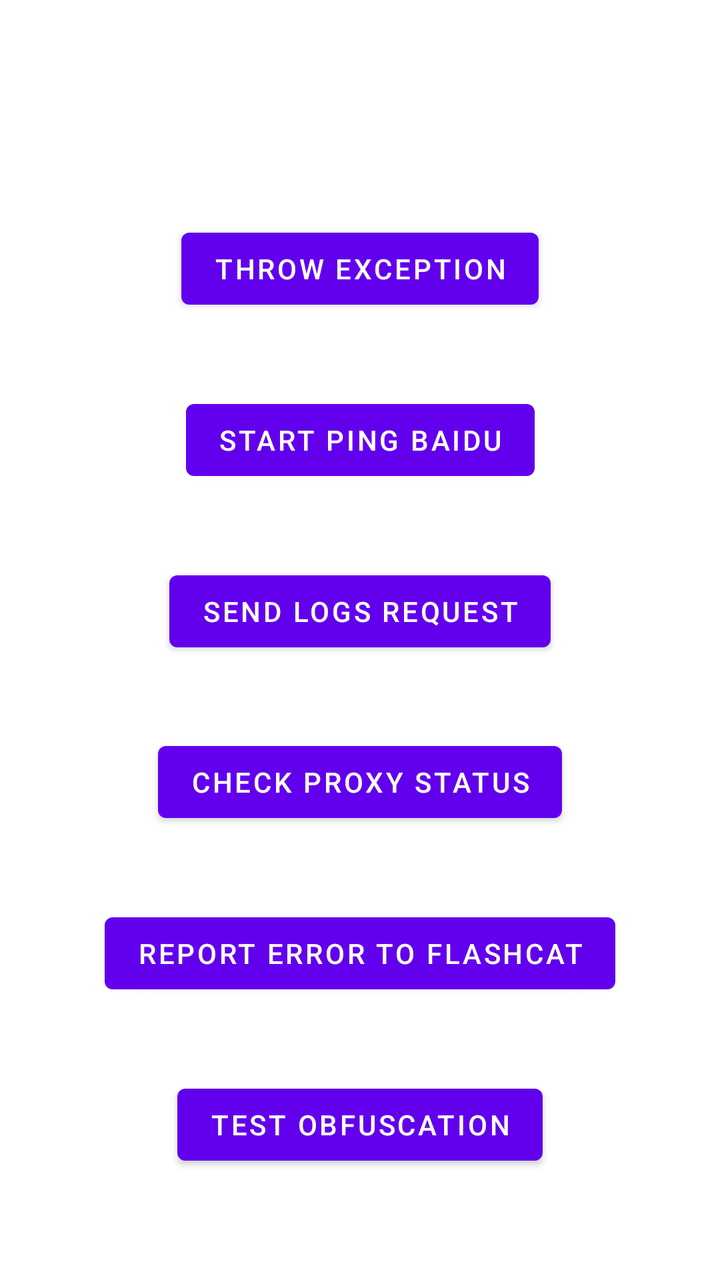
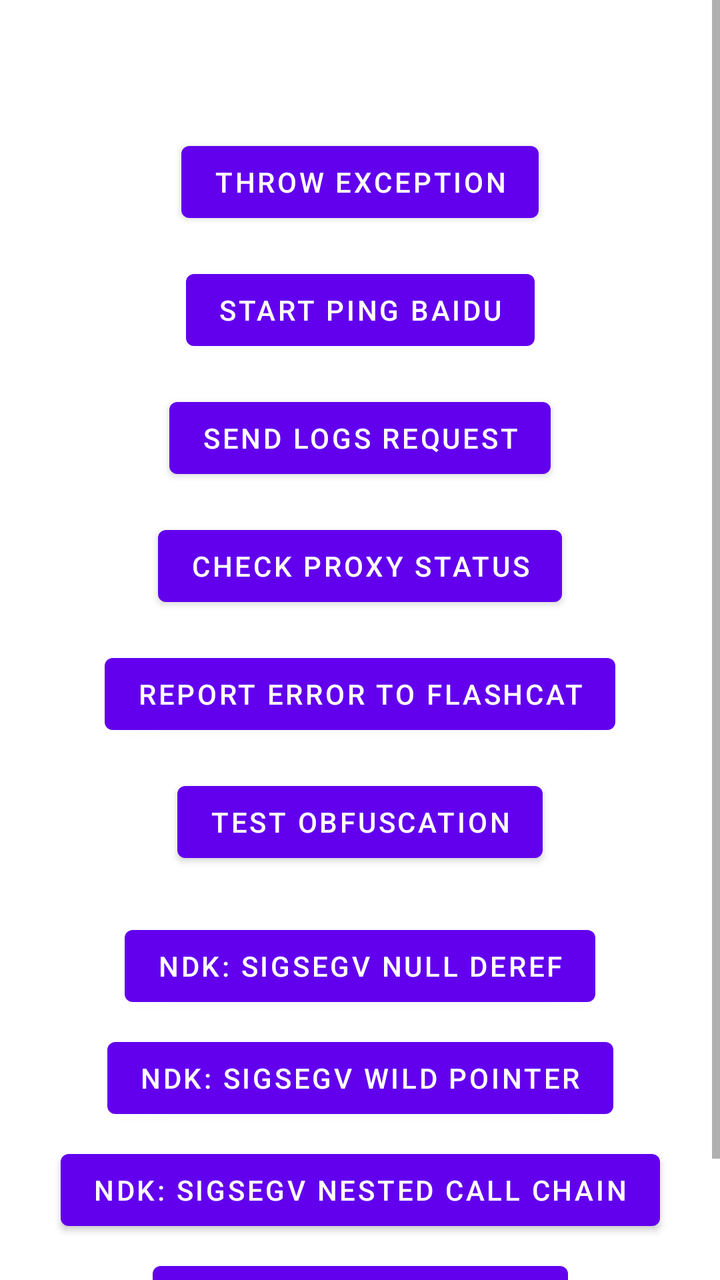

Before-and-after screenshots of an Android layout around one commit, followed by the original layout XML and the change that was made.
<!-- AndroidManifest.xml: application theme Theme.Fcsdktest -->
<!-- res/layout/fragment_reflow.xml -->
<?xml version="1.0" encoding="utf-8"?>
<androidx.constraintlayout.widget.ConstraintLayout xmlns:android="http://schemas.android.com/apk/res/android"
    xmlns:app="http://schemas.android.com/apk/res-auto"
    xmlns:tools="http://schemas.android.com/tools"
    android:layout_width="match_parent"
    android:layout_height="match_parent"
    tools:context=".ui.reflow.ReflowFragment">

    <TextView
        android:id="@+id/text_reflow"
        android:layout_width="match_parent"
        android:layout_height="wrap_content"
        android:layout_marginStart="8dp"
        android:layout_marginTop="8dp"
        android:layout_marginEnd="8dp"
        android:textAlignment="center"
        android:textSize="20sp"
        app:layout_constraintBottom_toTopOf="@+id/btn_throw_exception"
        app:layout_constraintEnd_toEndOf="parent"
        app:layout_constraintStart_toStartOf="parent"
        app:layout_constraintTop_toTopOf="parent" />

    <Button
        android:id="@+id/btn_throw_exception"
        android:layout_width="wrap_content"
        android:layout_height="wrap_content"
        android:layout_marginTop="32dp"
        android:text="Throw Exception"
        app:layout_constraintBottom_toTopOf="@+id/btn_ping_baidu"
        app:layout_constraintEnd_toEndOf="parent"
        app:layout_constraintStart_toStartOf="parent"
        app:layout_constraintTop_toBottomOf="@+id/text_reflow" />

    <Button
        android:id="@+id/btn_ping_baidu"
        android:layout_width="wrap_content"
        android:layout_height="wrap_content"
        android:layout_marginTop="16dp"
        android:text="Start Ping Baidu"
        app:layout_constraintBottom_toTopOf="@+id/btn_send_logs"
        app:layout_constraintEnd_toEndOf="parent"
        app:layout_constraintStart_toStartOf="parent"
        app:layout_constraintTop_toBottomOf="@+id/btn_throw_exception" />

    <Button
        android:id="@+id/btn_send_logs"
        android:layout_width="wrap_content"
        android:layout_height="wrap_content"
        android:layout_marginTop="16dp"
        android:text="Send Logs Request"
        app:layout_constraintBottom_toTopOf="@+id/btn_check_proxy"
        app:layout_constraintEnd_toEndOf="parent"
        app:layout_constraintStart_toStartOf="parent"
        app:layout_constraintTop_toBottomOf="@+id/btn_ping_baidu" />

    <Button
        android:id="@+id/btn_check_proxy"
        android:layout_width="wrap_content"
        android:layout_height="wrap_content"
        android:layout_marginTop="16dp"
        android:text="Check Proxy Status"
        app:layout_constraintBottom_toTopOf="@+id/btn_report_error"
        app:layout_constraintEnd_toEndOf="parent"
        app:layout_constraintStart_toStartOf="parent"
        app:layout_constraintTop_toBottomOf="@+id/btn_send_logs" />

    <Button
        android:id="@+id/btn_report_error"
        android:layout_width="wrap_content"
        android:layout_height="wrap_content"
        android:layout_marginTop="16dp"
        android:text="Report Error to FlashCat"
        app:layout_constraintBottom_toTopOf="@+id/btn_test_obfuscation"
        app:layout_constraintEnd_toEndOf="parent"
        app:layout_constraintStart_toStartOf="parent"
        app:layout_constraintTop_toBottomOf="@+id/btn_check_proxy" />

    <Button
        android:id="@+id/btn_test_obfuscation"
        android:layout_width="wrap_content"
        android:layout_height="wrap_content"
        android:layout_marginTop="16dp"
        android:layout_marginBottom="32dp"
        android:text="Test Obfuscation"
        app:layout_constraintBottom_toBottomOf="parent"
        app:layout_constraintEnd_toEndOf="parent"
        app:layout_constraintStart_toStartOf="parent"
        app:layout_constraintTop_toBottomOf="@+id/btn_report_error" />
</androidx.constraintlayout.widget.ConstraintLayout>
<!-- resources referenced by this layout -->
<resources>
  <style name="Theme.Fcsdktest" parent="Theme.MaterialComponents.DayNight.DarkActionBar">
          
          <item name="colorPrimary">@color/purple_500</item>
          <item name="colorPrimaryVariant">@color/purple_700</item>
          <item name="colorOnPrimary">@color/white</item>
          
          <item name="colorSecondary">@color/teal_200</item>
          <item name="colorSecondaryVariant">@color/teal_700</item>
          <item name="colorOnSecondary">@color/black</item>
          
          <item name="android:statusBarColor">?attr/colorPrimaryVariant</item>
          
      </style>
  <color name="purple_500">#FF6200EE</color>
  <color name="purple_700">#FF3700B3</color>
  <color name="white">#FFFFFFFF</color>
  <color name="teal_200">#FF03DAC5</color>
  <color name="teal_700">#FF018786</color>
  <color name="black">#FF000000</color>
</resources>

<!-- the commit's change to res/layout/fragment_reflow.xml (unified diff, before → after) -->
@@ -1,89 +1,129 @@
 <?xml version="1.0" encoding="utf-8"?>
-<androidx.constraintlayout.widget.ConstraintLayout xmlns:android="http://schemas.android.com/apk/res/android"
+<ScrollView xmlns:android="http://schemas.android.com/apk/res/android"
     xmlns:app="http://schemas.android.com/apk/res-auto"
     xmlns:tools="http://schemas.android.com/tools"
     android:layout_width="match_parent"
     android:layout_height="match_parent"
-    tools:context=".ui.reflow.ReflowFragment">
+    android:fillViewport="true">
 
-    <TextView
-        android:id="@+id/text_reflow"
+    <androidx.constraintlayout.widget.ConstraintLayout
         android:layout_width="match_parent"
         android:layout_height="wrap_content"
-        android:layout_marginStart="8dp"
-        android:layout_marginTop="8dp"
-        android:layout_marginEnd="8dp"
-        android:textAlignment="center"
-        android:textSize="20sp"
-        app:layout_constraintBottom_toTopOf="@+id/btn_throw_exception"
-        app:layout_constraintEnd_toEndOf="parent"
-        app:layout_constraintStart_toStartOf="parent"
-        app:layout_constraintTop_toTopOf="parent" />
+        tools:context=".ui.reflow.ReflowFragment">
 
-    <Button
-        android:id="@+id/btn_throw_exception"
-        android:layout_width="wrap_content"
-        android:layout_height="wrap_content"
-        android:layout_marginTop="32dp"
-        android:text="Throw Exception"
-        app:layout_constraintBottom_toTopOf="@+id/btn_ping_baidu"
-        app:layout_constraintEnd_toEndOf="parent"
-        app:layout_constraintStart_toStartOf="parent"
-        app:layout_constraintTop_toBottomOf="@+id/text_reflow" />
+        <TextView
+            android:id="@+id/text_reflow"
+            android:layout_width="match_parent"
+            android:layout_height="wrap_content"
+            android:layout_marginStart="8dp"
+            android:layout_marginTop="8dp"
+            android:layout_marginEnd="8dp"
+            android:textAlignment="center"
+            android:textSize="20sp"
+            app:layout_constraintEnd_toEndOf="parent"
+            app:layout_constraintStart_toStartOf="parent"
+            app:layout_constraintTop_toTopOf="parent" />
 
-    <Button
-        android:id="@+id/btn_ping_baidu"
-        android:layout_width="wrap_content"
-        android:layout_height="wrap_content"
-        android:layout_marginTop="16dp"
-        android:text="Start Ping Baidu"
-        app:layout_constraintBottom_toTopOf="@+id/btn_send_logs"
-        app:layout_constraintEnd_toEndOf="parent"
-        app:layout_constraintStart_toStartOf="parent"
-        app:layout_constraintTop_toBottomOf="@+id/btn_throw_exception" />
+        <Button
+            android:id="@+id/btn_throw_exception"
+            android:layout_width="wrap_content"
+            android:layout_height="wrap_content"
+            android:layout_marginTop="32dp"
+            android:text="Throw Exception"
+            app:layout_constraintEnd_toEndOf="parent"
+            app:layout_constraintStart_toStartOf="parent"
+            app:layout_constraintTop_toBottomOf="@+id/text_reflow" />
 
-    <Button
-        android:id="@+id/btn_send_logs"
-        android:layout_width="wrap_content"
-        android:layout_height="wrap_content"
-        android:layout_marginTop="16dp"
-        android:text="Send Logs Request"
-        app:layout_constraintBottom_toTopOf="@+id/btn_check_proxy"
-        app:layout_constraintEnd_toEndOf="parent"
-        app:layout_constraintStart_toStartOf="parent"
-        app:layout_constraintTop_toBottomOf="@+id/btn_ping_baidu" />
+        <Button
+            android:id="@+id/btn_ping_baidu"
+            android:layout_width="wrap_content"
+            android:layout_height="wrap_content"
+            android:layout_marginTop="16dp"
+            android:text="Start Ping Baidu"
+            app:layout_constraintEnd_toEndOf="parent"
+            app:layout_constraintStart_toStartOf="parent"
+            app:layout_constraintTop_toBottomOf="@+id/btn_throw_exception" />
 
-    <Button
-        android:id="@+id/btn_check_proxy"
-        android:layout_width="wrap_content"
-        android:layout_height="wrap_content"
-        android:layout_marginTop="16dp"
-        android:text="Check Proxy Status"
-        app:layout_constraintBottom_toTopOf="@+id/btn_report_error"
-        app:layout_constraintEnd_toEndOf="parent"
-        app:layout_constraintStart_toStartOf="parent"
-        app:layout_constraintTop_toBottomOf="@+id/btn_send_logs" />
+        <Button
+            android:id="@+id/btn_send_logs"
+            android:layout_width="wrap_content"
+            android:layout_height="wrap_content"
+            android:layout_marginTop="16dp"
+            android:text="Send Logs Request"
+            app:layout_constraintEnd_toEndOf="parent"
+            app:layout_constraintStart_toStartOf="parent"
+            app:layout_constraintTop_toBottomOf="@+id/btn_ping_baidu" />
 
-    <Button
-        android:id="@+id/btn_report_error"
-        android:layout_width="wrap_content"
-        android:layout_height="wrap_content"
-        android:layout_marginTop="16dp"
-        android:text="Report Error to FlashCat"
-        app:layout_constraintBottom_toTopOf="@+id/btn_test_obfuscation"
-        app:layout_constraintEnd_toEndOf="parent"
-        app:layout_constraintStart_toStartOf="parent"
-        app:layout_constraintTop_toBottomOf="@+id/btn_check_proxy" />
+        <Button
+            android:id="@+id/btn_check_proxy"
+            android:layout_width="wrap_content"
+            android:layout_height="wrap_content"
+            android:layout_marginTop="16dp"
+            android:text="Check Proxy Status"
+            app:layout_constraintEnd_toEndOf="parent"
+            app:layout_constraintStart_toStartOf="parent"
+            app:layout_constraintTop_toBottomOf="@+id/btn_send_logs" />
 
-    <Button
-        android:id="@+id/btn_test_obfuscation"
-        android:layout_width="wrap_content"
-        android:layout_height="wrap_content"
-        android:layout_marginTop="16dp"
-        android:layout_marginBottom="32dp"
-        android:text="Test Obfuscation"
-        app:layout_constraintBottom_toBottomOf="parent"
-        app:layout_constraintEnd_toEndOf="parent"
-        app:layout_constraintStart_toStartOf="parent"
-        app:layout_constraintTop_toBottomOf="@+id/btn_report_error" />
-</androidx.constraintlayout.widget.ConstraintLayout>
+        <Button
+            android:id="@+id/btn_report_error"
+            android:layout_width="wrap_content"
+            android:layout_height="wrap_content"
+            android:layout_marginTop="16dp"
+            android:text="Report Error to FlashCat"
+            app:layout_constraintEnd_toEndOf="parent"
+            app:layout_constraintStart_toStartOf="parent"
+            app:layout_constraintTop_toBottomOf="@+id/btn_check_proxy" />
+
+        <Button
+            android:id="@+id/btn_test_obfuscation"
+            android:layout_width="wrap_content"
+            android:layout_height="wrap_content"
+            android:layout_marginTop="16dp"
+            android:text="Test Obfuscation"
+            app:layout_constraintEnd_toEndOf="parent"
+            app:layout_constraintStart_toStartOf="parent"
+            app:layout_constraintTop_toBottomOf="@+id/btn_report_error" />
+
+        <Button
+            android:id="@+id/btn_ndk_segv_null"
+            android:layout_width="wrap_content"
+            android:layout_height="wrap_content"
+            android:layout_marginTop="24dp"
+            android:text="NDK: SIGSEGV null deref"
+            app:layout_constraintEnd_toEndOf="parent"
+            app:layout_constraintStart_toStartOf="parent"
+            app:layout_constraintTop_toBottomOf="@+id/btn_test_obfuscation" />
+
+        <Button
+            android:id="@+id/btn_ndk_segv_wild"
+            android:layout_width="wrap_content"
+            android:layout_height="wrap_content"
+            android:layout_marginTop="8dp"
+            android:text="NDK: SIGSEGV wild pointer"
+            app:layout_constraintEnd_toEndOf="parent"
+            app:layout_constraintStart_toStartOf="parent"
+            app:layout_constraintTop_toBottomOf="@+id/btn_ndk_segv_null" />
+
+        <Button
+            android:id="@+id/btn_ndk_nested"
+            android:layout_width="wrap_content"
+            android:layout_height="wrap_content"
+            android:layout_marginTop="8dp"
+            android:text="NDK: SIGSEGV nested call chain"
+            app:layout_constraintEnd_toEndOf="parent"
+            app:layout_constraintStart_toStartOf="parent"
+            app:layout_constraintTop_toBottomOf="@+id/btn_ndk_segv_wild" />
+
+        <Button
+            android:id="@+id/btn_ndk_abort"
+            android:layout_width="wrap_content"
+            android:layout_height="wrap_content"
+            android:layout_marginTop="8dp"
+            android:layout_marginBottom="32dp"
+            android:text="NDK: SIGABRT abort()"
+            app:layout_constraintBottom_toBottomOf="parent"
+            app:layout_constraintEnd_toEndOf="parent"
+            app:layout_constraintStart_toStartOf="parent"
+            app:layout_constraintTop_toBottomOf="@+id/btn_ndk_nested" />
+    </androidx.constraintlayout.widget.ConstraintLayout>
+</ScrollView>
